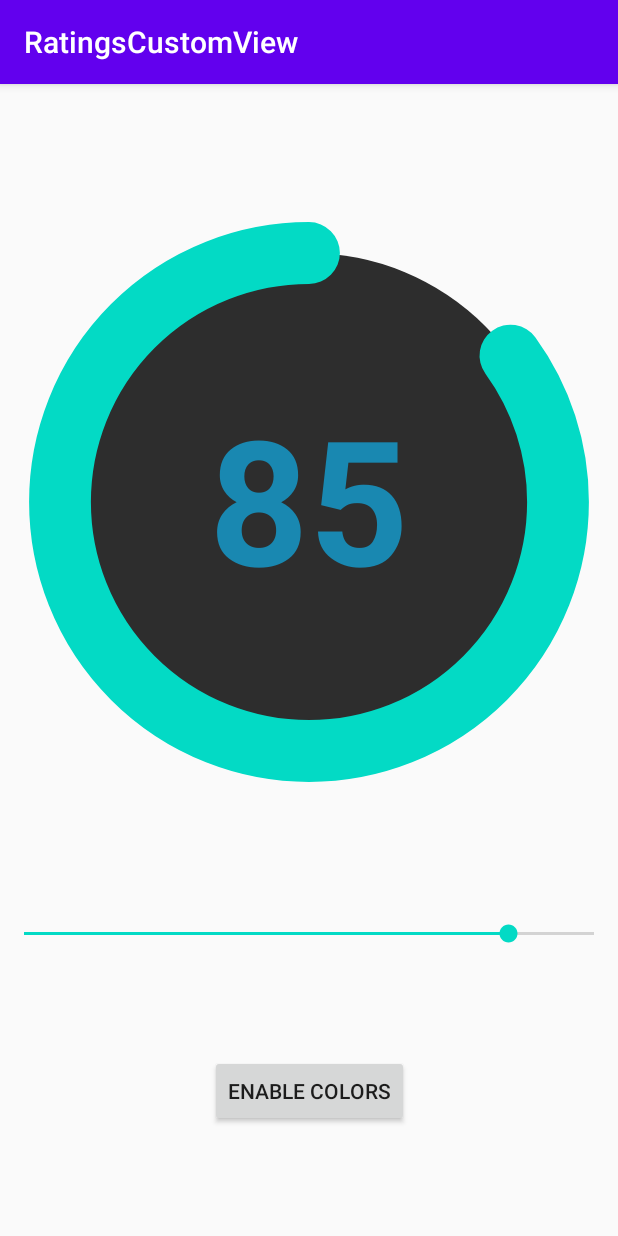
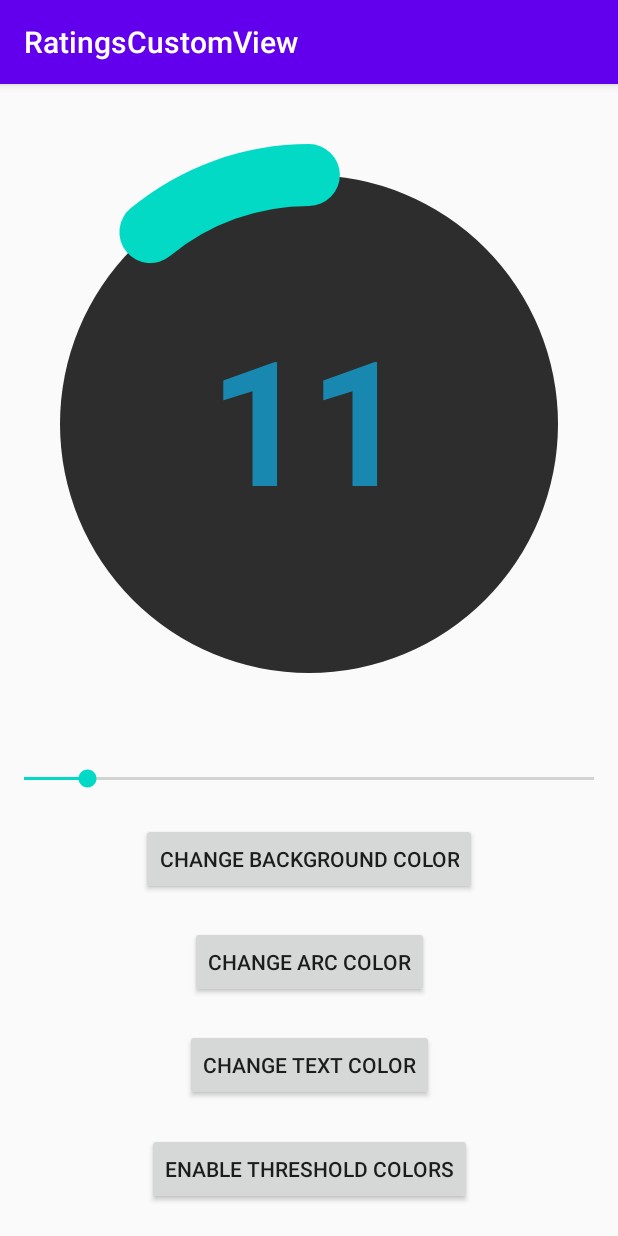
Before and after one commit to KunaalKumar/RatingsView, an Android app: the screen it shows after launch (MainActivity), on a phone screen of 412 x 824 dp. Run offline under Robolectric (Android 15) with nearby library versions, the phone set to English and light mode, and no system bars.

Commit message:
Bump Version to 0.0.5 Implement setting bg, arc and text color programmatically Add buttons to showcase those in demo app Init demo app progress randomly Update documentation Add guard against values < 0 and > 100 Updated lib version in README Add updated gif to README

```diff
--- a/app/src/main/java/dev/kunaal/demo/MainActivity.kt
+++ b/app/src/main/java/dev/kunaal/demo/MainActivity.kt
@@ -1,9 +1,11 @@
 package dev.kunaal.demo
 
+import android.graphics.Color
 import android.os.Bundle
 import android.widget.SeekBar
 import androidx.appcompat.app.AppCompatActivity
 import kotlinx.android.synthetic.main.activity_main.*
+import java.util.*
 
 class MainActivity : AppCompatActivity() {
 
@@ -20,20 +22,13 @@ class MainActivity : AppCompatActivity() {
         setContentView(R.layout.activity_main)
 
         // Initial value for demo purposes
-        seekbar.progress = 85
+        seekbar.progress = (0..100).random()
         ratings_view.rating = seekbar.progress
 
-        button.setOnClickListener {
-            if (!enableThresholdColors) {
-                enableThresholdColors = true
-                button.text = "Disable Colors"
-                ratings_view.addArcThresholdColor(thresholdColorsMap)
-            } else {
-                enableThresholdColors = false
-                button.text = "Enable Colors"
-                ratings_view.removeAllArcThresholdColor()
-            }
-        }
+        setupThresholdColorsButton()
+        setupBgButton()
+        setupArcColorButton()
+        setupTextColorButton()
 
         seekbar.setOnSeekBarChangeListener(object : SeekBar.OnSeekBarChangeListener {
             override fun onProgressChanged(seekBar: SeekBar?, progress: Int, fromUser: Boolean) {
@@ -47,4 +42,41 @@ class MainActivity : AppCompatActivity() {
             }
         })
     }
+
+    private fun setupThresholdColorsButton() {
+        button.setOnClickListener {
+            if (!enableThresholdColors) {
+                enableThresholdColors = true
+                button.text = "Disable Threshold Colors"
+                ratings_view.addArcThresholdColor(thresholdColorsMap)
+            } else {
+                enableThresholdColors = false
+                button.text = "Enable Threshold Colors"
+                ratings_view.removeAllArcThresholdColor()
+            }
+        }
+    }
+
+    private fun setupBgButton() {
+        bg_button.setOnClickListener {
+            ratings_view.setBgColor(getRandomColor())
+        }
+    }
+
+    private fun setupArcColorButton() {
+        arc_color_button.setOnClickListener {
+            ratings_view.setArcColor(getRandomColor())
+        }
+    }
+
+    private fun setupTextColorButton() {
+        text_color_button.setOnClickListener {
+            ratings_view.setTextColor(getRandomColor())
+        }
+    }
+
+    private fun getRandomColor(): Int {
+        val rnd = Random()
+        return Color.argb(255, rnd.nextInt(256), rnd.nextInt(256), rnd.nextInt(256))
+    }
 }
--- a/app/src/main/res/layout/activity_main.xml
+++ b/app/src/main/res/layout/activity_main.xml
@@ -25,16 +25,47 @@
         app:layout_constraintStart_toStartOf="parent"
         app:layout_constraintEnd_toEndOf="parent"
         app:layout_constraintTop_toBottomOf="@id/ratings_view"
-        app:layout_constraintBottom_toTopOf="@id/button" />
+        app:layout_constraintBottom_toTopOf="@id/bg_button" />
+
+    <Button
+        android:id="@+id/bg_button"
+        android:layout_width="wrap_content"
+        android:layout_height="wrap_content"
+        android:text="Change Background Color"
+        app:layout_constraintBottom_toTopOf="@id/arc_color_button"
+        app:layout_constraintEnd_toEndOf="parent"
+        app:layout_constraintStart_toStartOf="parent"
+        app:layout_constraintTop_toBottomOf="@id/seekbar" />
+
+    <Button
+        android:id="@+id/arc_color_button"
+        android:layout_width="wrap_content"
+        android:layout_height="wrap_content"
+        android:text="Change Arc Color"
+        app:layout_constraintBottom_toTopOf="@id/text_color_button"
+        app:layout_constraintEnd_toEndOf="parent"
+        app:layout_constraintStart_toStartOf="parent"
+        app:layout_constraintTop_toBottomOf="@id/bg_button" />
+
+    <Button
+        android:id="@+id/text_color_button"
+        android:layout_width="wrap_content"
+        android:layout_height="wrap_content"
+        android:text="Change Text Color"
+        app:layout_constraintBottom_toTopOf="@id/button"
+        app:layout_constraintEnd_toEndOf="parent"
+        app:layout_constraintStart_toStartOf="parent"
+        app:layout_constraintTop_toBottomOf="@id/arc_color_button" />
 
     <Button
         android:id="@+id/button"
         android:layout_width="wrap_content"
         android:layout_height="wrap_content"
-        android:text="Enable Colors"
+        android:text="Enable threshold colors"
+        app:layout_constraintStart_toStartOf="parent"
         app:layout_constraintBottom_toBottomOf="parent"
         app:layout_constraintEnd_toEndOf="parent"
-        app:layout_constraintStart_toStartOf="parent"
-        app:layout_constraintTop_toBottomOf="@id/seekbar" />
+        app:layout_constraintTop_toBottomOf="@id/text_color_button" />
+
 
 </androidx.constraintlayout.widget.ConstraintLayout>
```
Also changed, not shown: ratings_view/build.gradle (+6 -7 lines), ratings_view/src/main/java/dev/kunaal/ratings_view/RatingsView.kt (+72 -8 lines), 14 other files.
